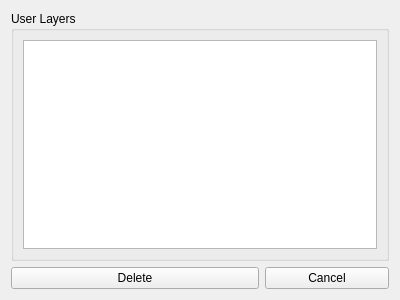
FLO-2DSoftware/qgis-flo-2d-plugin, file flo2d/ui/gpkg_management.ui: the form before one commit.
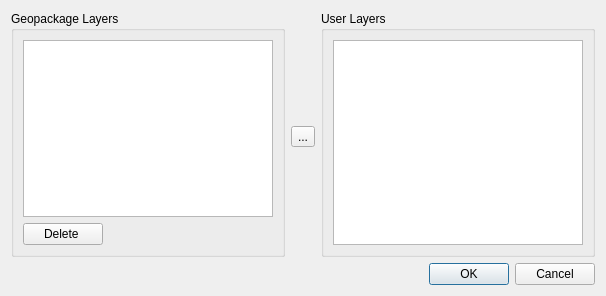
The form after the commit. Icons and pictures are not drawn.

Commit message: First version of the improved FLO-2D Geopackage Management done.

Diff of the .ui file:
```diff
--- a/flo2d/ui/gpkg_management.ui
+++ b/flo2d/ui/gpkg_management.ui
@@ -1,13 +1,13 @@
 <?xml version="1.0" encoding="UTF-8"?>
 <ui version="4.0">
- <class>Form</class>
- <widget class="QWidget" name="Form">
+ <class>Dialog</class>
+ <widget class="QDialog" name="Dialog">
   <property name="geometry">
    <rect>
     <x>0</x>
     <y>0</y>
-    <width>400</width>
-    <height>300</height>
+    <width>595</width>
+    <height>296</height>
    </rect>
   </property>
   <property name="windowTitle">
@@ -16,32 +16,146 @@
   <layout class="QGridLayout" name="gridLayout_2">
    <item row="0" column="0">
     <layout class="QGridLayout" name="gridLayout">
-     <item row="1" column="2">
-      <widget class="QPushButton" name="cancel_btn">
-       <property name="text">
-        <string>Cancel</string>
-       </property>
-      </widget>
-     </item>
-     <item row="0" column="0" colspan="3">
-      <widget class="QGroupBox" name="groupBox">
+     <item row="0" column="4" rowspan="3">
+      <widget class="QGroupBox" name="groupBox_2">
        <property name="title">
         <string>User Layers</string>
        </property>
+       <layout class="QGridLayout" name="gridLayout_4">
+        <item row="0" column="1">
+         <widget class="QListWidget" name="user_list">
+          <property name="minimumSize">
+           <size>
+            <width>250</width>
+            <height>0</height>
+           </size>
+          </property>
+          <property name="maximumSize">
+           <size>
+            <width>250</width>
+            <height>16777215</height>
+           </size>
+          </property>
+          <property name="selectionMode">
+           <enum>QAbstractItemView::MultiSelection</enum>
+          </property>
+         </widget>
+        </item>
+       </layout>
+      </widget>
+     </item>
+     <item row="2" column="3">
+      <spacer name="verticalSpacer_2">
+       <property name="orientation">
+        <enum>Qt::Vertical</enum>
+       </property>
+       <property name="sizeHint" stdset="0">
+        <size>
+         <width>20</width>
+         <height>40</height>
+        </size>
+       </property>
+      </spacer>
+     </item>
+     <item row="3" column="0" colspan="5">
+      <layout class="QHBoxLayout" name="horizontalLayout">
+       <item>
+        <spacer name="horizontalSpacer_3">
+         <property name="orientation">
+          <enum>Qt::Horizontal</enum>
+         </property>
+         <property name="sizeHint" stdset="0">
+          <size>
+           <width>40</width>
+           <height>20</height>
+          </size>
+         </property>
+        </spacer>
+       </item>
+       <item>
+        <widget class="QDialogButtonBox" name="buttonBox">
+         <property name="orientation">
+          <enum>Qt::Horizontal</enum>
+         </property>
+         <property name="standardButtons">
+          <set>QDialogButtonBox::Cancel|QDialogButtonBox::Ok</set>
+         </property>
+        </widget>
+       </item>
+      </layout>
+     </item>
+     <item row="1" column="3">
+      <widget class="QToolButton" name="user_ext_btn">
+       <property name="text">
+        <string>...</string>
+       </property>
+       <property name="icon">
+        <iconset>
+         <normaloff>../img/arrow_4.svg</normaloff>../img/arrow_4.svg</iconset>
+       </property>
+      </widget>
+     </item>
+     <item row="0" column="3">
+      <spacer name="verticalSpacer">
+       <property name="orientation">
+        <enum>Qt::Vertical</enum>
+       </property>
+       <property name="sizeHint" stdset="0">
+        <size>
+         <width>20</width>
+         <height>40</height>
+        </size>
+       </property>
+      </spacer>
+     </item>
+     <item row="0" column="0" rowspan="3" colspan="3">
+      <widget class="QGroupBox" name="groupBox">
+       <property name="title">
+        <string>Geopackage Layers</string>
+       </property>
        <layout class="QGridLayout" name="gridLayout_3">
-        <item row="0" column="0">
-         <widget class="QListWidget" name="listWidget"/>
+        <item row="0" column="0" colspan="2">
+         <widget class="QListWidget" name="external_list">
+          <property name="minimumSize">
+           <size>
+            <width>250</width>
+            <height>0</height>
+           </size>
+          </property>
+          <property name="maximumSize">
+           <size>
+            <width>250</width>
+            <height>16777215</height>
+           </size>
+          </property>
+          <property name="selectionMode">
+           <enum>QAbstractItemView::MultiSelection</enum>
+          </property>
+         </widget>
+        </item>
+        <item row="1" column="0">
+         <widget class="QPushButton" name="delete_btn">
+          <property name="text">
+           <string>Delete </string>
+          </property>
+         </widget>
+        </item>
+        <item row="1" column="1">
+         <spacer name="horizontalSpacer">
+          <property name="orientation">
+           <enum>Qt::Horizontal</enum>
+          </property>
+          <property name="sizeHint" stdset="0">
+           <size>
+            <width>40</width>
+            <height>20</height>
+           </size>
+          </property>
+         </spacer>
         </item>
        </layout>
       </widget>
      </item>
-     <item row="1" column="0" colspan="2">
-      <widget class="QPushButton" name="delete_btn">
-       <property name="text">
-        <string>Delete</string>
-       </property>
-      </widget>
-     </item>
     </layout>
    </item>
   </layout>
```
Left out of the diff: 37 changed lines with no effect on the pictures. The commit also changes 4 other files.
